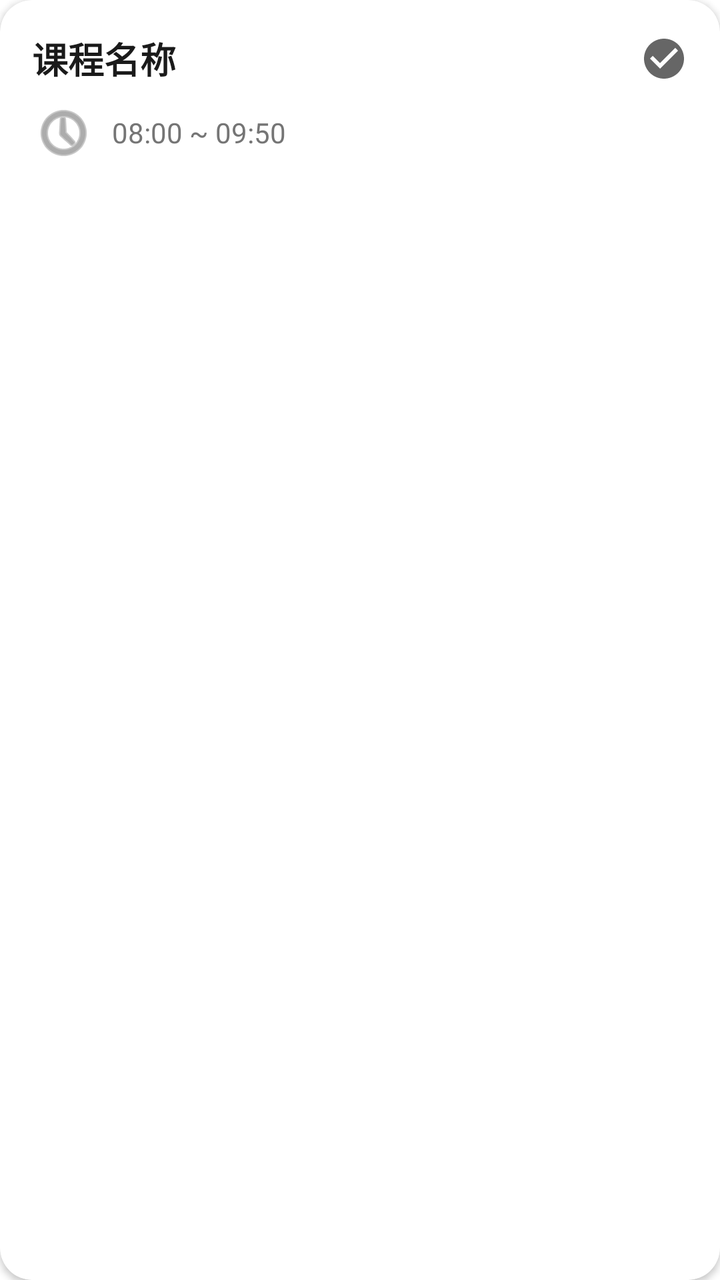
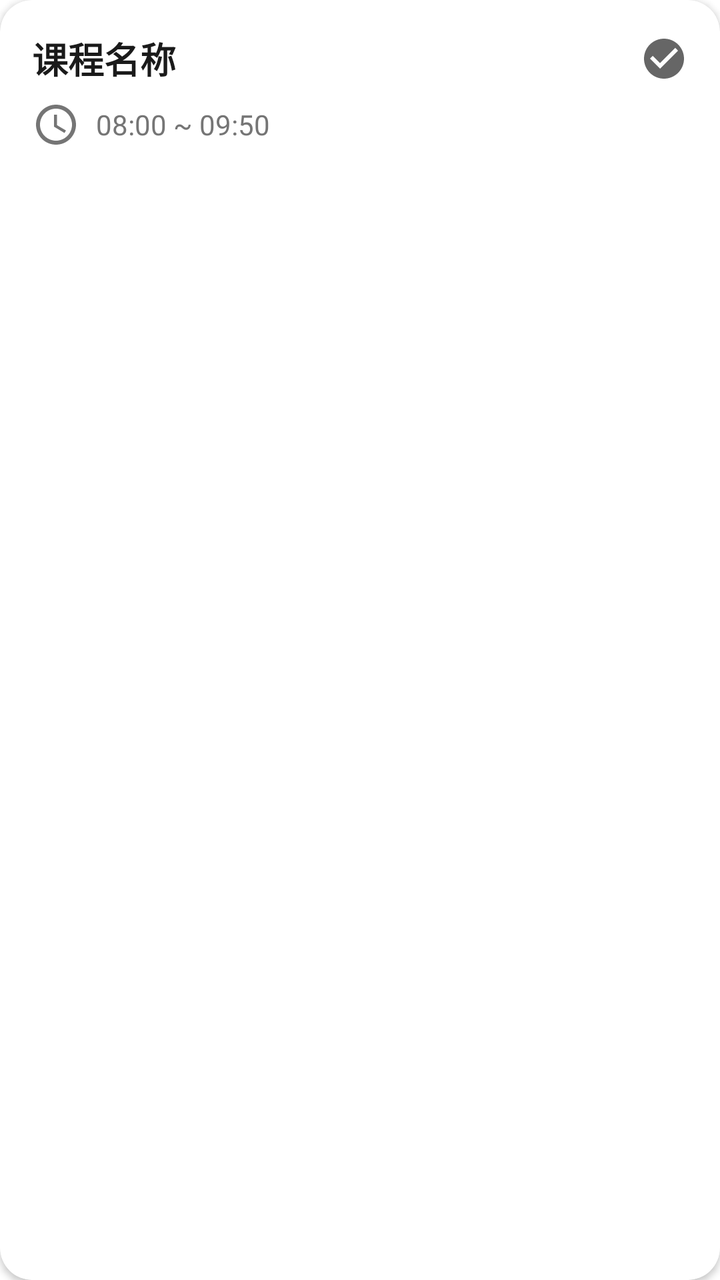

Two renders of the same Android screen: before a commit and after it. Below are the layout's source before the change and the commit's diff.
<!-- AndroidManifest.xml: application theme Theme.Nbu -->
<!-- res/layout/item_course.xml -->
<?xml version="1.0" encoding="utf-8"?>
<com.google.android.material.card.MaterialCardView xmlns:android="http://schemas.android.com/apk/res/android"
    xmlns:app="http://schemas.android.com/apk/res-auto"
    android:layout_width="match_parent"
    android:layout_height="wrap_content"
    android:layout_marginHorizontal="16dp"
    android:layout_marginVertical="8dp"
    app:cardCornerRadius="16dp"
    app:cardElevation="2dp"
    app:cardBackgroundColor="@android:color/white">

    <androidx.constraintlayout.widget.ConstraintLayout
        android:layout_width="match_parent"
        android:layout_height="wrap_content"
        android:padding="16dp">

        
        <TextView
            android:id="@+id/tvCourseName"
            android:layout_width="0dp"
            android:layout_height="wrap_content"
            android:text="课程名称"
            android:textSize="18sp"
            android:textStyle="bold"
            android:textColor="@color/text_primary"
            android:maxLines="2"
            android:ellipsize="end"
            app:layout_constraintStart_toStartOf="parent"
            app:layout_constraintTop_toTopOf="parent"
            app:layout_constraintEnd_toStartOf="@+id/ivStatus"
            android:layout_marginEnd="8dp"/>

        
        <ImageView
            android:id="@+id/ivStatus"
            android:layout_width="24dp"
            android:layout_height="24dp"
            android:src="@drawable/ic_status_check"
            app:layout_constraintEnd_toEndOf="parent"
            app:layout_constraintTop_toTopOf="@+id/tvCourseName"
            app:layout_constraintBottom_toBottomOf="@+id/tvCourseName"/>

        
        <TextView
            android:id="@+id/tvTime"
            android:layout_width="wrap_content"
            android:layout_height="wrap_content"
            android:text="08:00 ~ 09:50"
            android:textSize="14sp"
            android:textColor="@color/text_secondary"
            android:layout_marginTop="8dp"
            android:gravity="center_vertical"
            android:drawablePadding="8dp"
            app:drawableStartCompat="@android:drawable/ic_menu_recent_history"
            app:drawableTint="@color/text_secondary"
            app:layout_constraintStart_toStartOf="parent"
            app:layout_constraintTop_toBottomOf="@+id/tvCourseName"/>

        
        <androidx.constraintlayout.widget.Group
            android:id="@+id/signArea"
            android:layout_width="wrap_content"
            android:layout_height="wrap_content"
            android:visibility="gone"
            app:constraint_referenced_ids="tilCode,btnSign"/>

        <com.google.android.material.textfield.TextInputLayout
            android:id="@+id/tilCode"
            style="@style/Widget.MaterialComponents.TextInputLayout.OutlinedBox.Dense"
            android:layout_width="0dp"
            android:layout_height="wrap_content"
            android:layout_marginTop="16dp"
            android:hint="签到码"
            android:textColorHint="@color/text_secondary"
            app:boxStrokeColor="@color/brand_primary"
            app:hintTextColor="@color/brand_primary"
            android:layout_marginEnd="16dp"
            app:layout_constraintStart_toStartOf="parent"
            app:layout_constraintTop_toBottomOf="@+id/tvTime"
            app:layout_constraintEnd_toStartOf="@+id/btnSign">

            <com.google.android.material.textfield.TextInputEditText
                android:id="@+id/etCode"
                android:layout_width="match_parent"
                android:layout_height="wrap_content"
                android:inputType="number"
                android:maxLength="4"
                android:textColor="@color/text_primary"
                android:imeOptions="actionDone" />

        </com.google.android.material.textfield.TextInputLayout>

        <com.google.android.material.button.MaterialButton
            android:id="@+id/btnSign"
            android:layout_width="wrap_content"
            android:layout_height="wrap_content"
            android:text="签到"
            app:backgroundTint="@color/brand_primary"
            app:layout_constraintEnd_toEndOf="parent"
            app:layout_constraintBottom_toBottomOf="@+id/tilCode"
            app:layout_constraintTop_toTopOf="@+id/tilCode"/>

    </androidx.constraintlayout.widget.ConstraintLayout>

</com.google.android.material.card.MaterialCardView>
<!-- resources referenced by this layout -->
<resources>
  <color name="brand_primary">#1976D2</color>
  <color name="text_primary">#1A1A1A</color>
  <color name="text_secondary">#757575</color>
  <!-- drawable ic_status_check (drawable) -->
  <vector xmlns:android="http://schemas.android.com/apk/res/android"
      android:width="24dp"
      android:height="24dp"
      android:viewportWidth="24"
      android:viewportHeight="24"
      android:tint="?attr/colorControlNormal">
    <path
        android:fillColor="@android:color/white"
        android:pathData="M12,2C6.48,2 2,6.48 2,12s4.48,10 10,10 10,-4.48 10,-10S17.52,2 12,2zM10,17l-5,-5 1.41,-1.41L10,14.17l7.59,-7.59L19,8l-9,9z"/>
  </vector>
  <style name="Theme.Nbu" parent="Theme.MaterialComponents.DayNight.NoActionBar">
          
          <item name="colorPrimary">@color/brand_primary</item>
          <item name="colorPrimaryVariant">@color/brand_primary_dark</item>
          <item name="colorOnPrimary">@color/white</item>
          
          <item name="colorSecondary">@color/brand_accent</item>
          <item name="colorSecondaryVariant">@color/brand_primary</item>
          <item name="colorOnSecondary">@color/white</item>
          
          <item name="android:statusBarColor">@android:color/transparent</item>
          <item name="android:windowLightStatusBar">false</item>
          
          <item name="windowNoTitle">true</item>
          <item name="windowActionBar">false</item>
      </style>
  <color name="brand_primary_dark">#0D47A1</color>
  <color name="white">#FFFFFFFF</color>
  <color name="brand_accent">#42A5F5</color>
</resources>

<!-- the commit's change to res/layout/item_course.xml (unified diff, before → after) -->
@@ -51,10 +51,44 @@
             android:layout_marginTop="8dp"
             android:gravity="center_vertical"
             android:drawablePadding="8dp"
-            app:drawableStartCompat="@android:drawable/ic_menu_recent_history"
+            app:drawableStartCompat="@drawable/ic_schedule"
             app:drawableTint="@color/text_secondary"
             app:layout_constraintStart_toStartOf="parent"
             app:layout_constraintTop_toBottomOf="@+id/tvCourseName"/>
+
+        
+        <TextView
+            android:id="@+id/tvClassroom"
+            android:layout_width="wrap_content"
+            android:layout_height="wrap_content"
+            android:text="教室"
+            android:textSize="14sp"
+            android:textColor="@color/text_secondary"
+            android:layout_marginTop="4dp"
+            android:gravity="center_vertical"
+            android:drawablePadding="8dp"
+            android:visibility="gone"
+            app:drawableStartCompat="@drawable/ic_location_on"
+            app:drawableTint="@color/text_secondary"
+            app:layout_constraintStart_toStartOf="parent"
+            app:layout_constraintTop_toBottomOf="@+id/tvTime"/>
+
+        
+        <TextView
+            android:id="@+id/tvTeacher"
+            android:layout_width="wrap_content"
+            android:layout_height="wrap_content"
+            android:text="教师"
+            android:textSize="14sp"
+            android:textColor="@color/text_secondary"
+            android:layout_marginTop="4dp"
+            android:gravity="center_vertical"
+            android:drawablePadding="8dp"
+            android:visibility="gone"
+            app:drawableStartCompat="@drawable/ic_person"
+            app:drawableTint="@color/text_secondary"
+            app:layout_constraintStart_toStartOf="parent"
+            app:layout_constraintTop_toBottomOf="@+id/tvClassroom"/>
 
         
         <androidx.constraintlayout.widget.Group
@@ -76,7 +110,7 @@
             app:hintTextColor="@color/brand_primary"
             android:layout_marginEnd="16dp"
             app:layout_constraintStart_toStartOf="parent"
-            app:layout_constraintTop_toBottomOf="@+id/tvTime"
+            app:layout_constraintTop_toBottomOf="@+id/tvTeacher"
             app:layout_constraintEnd_toStartOf="@+id/btnSign">
 
             <com.google.android.material.textfield.TextInputEditText
<!-- resource entries referenced after the edit -->
@@ -3,6 +3,39 @@
   <color name="brand_primary">#1976D2</color>
   <color name="text_primary">#1A1A1A</color>
   <color name="text_secondary">#757575</color>
+  <!-- drawable ic_location_on (drawable) -->
+  <vector xmlns:android="http://schemas.android.com/apk/res/android"
+      android:width="24dp"
+      android:height="24dp"
+      android:viewportWidth="24"
+      android:viewportHeight="24"
+      android:tint="?attr/colorControlNormal">
+    <path
+        android:fillColor="@android:color/white"
+        android:pathData="M12,2C8.13,2 5,5.13 5,9c0,5.25 7,13 7,13s7,-7.75 7,-13c0,-3.87 -3.13,-7 -7,-7zM7,9c0,-2.76 2.24,-5 5,-5s5,2.24 5,5c0,2.88 -2.88,7.19 -5,9.88C9.92,16.21 7,11.85 7,9zM12,11.5c1.38,0 2.5,-1.12 2.5,-2.5s-1.12,-2.5 -2.5,-2.5 -2.5,1.12 -2.5,2.5 1.12,2.5 2.5,2.5z"/>
+  </vector>
+  <!-- drawable ic_person (drawable) -->
+  <vector xmlns:android="http://schemas.android.com/apk/res/android"
+      android:width="24dp"
+      android:height="24dp"
+      android:viewportWidth="24"
+      android:viewportHeight="24"
+      android:tint="?attr/colorControlNormal">
+    <path
+        android:fillColor="@android:color/white"
+        android:pathData="M12,12c2.21,0 4,-1.79 4,-4s-1.79,-4 -4,-4 -4,1.79 -4,4 1.79,4 4,4zM12,14c-2.67,0 -8,1.34 -8,4v2h16v-2c0,-2.66 -5.33,-4 -8,-4z"/>
+  </vector>
+  <!-- drawable ic_schedule (drawable) -->
+  <vector xmlns:android="http://schemas.android.com/apk/res/android"
+      android:width="24dp"
+      android:height="24dp"
+      android:viewportWidth="24"
+      android:viewportHeight="24"
+      android:tint="?attr/colorControlNormal">
+    <path
+        android:fillColor="@android:color/white"
+        android:pathData="M11.99,2C6.47,2 2,6.48 2,12s4.47,10 9.99,10C17.52,22 22,17.52 22,12S17.52,2 11.99,2zM12,20c-4.42,0 -8,-3.58 -8,-8s3.58,-8 8,-8 8,3.58 8,8 -3.58,8 -8,8zM12.5,7H11v6l5.25,3.15 0.75,-1.23 -4.5,-2.67z"/>
+  </vector>
   <!-- drawable ic_status_check (drawable) -->
   <vector xmlns:android="http://schemas.android.com/apk/res/android"
       android:width="24dp"
